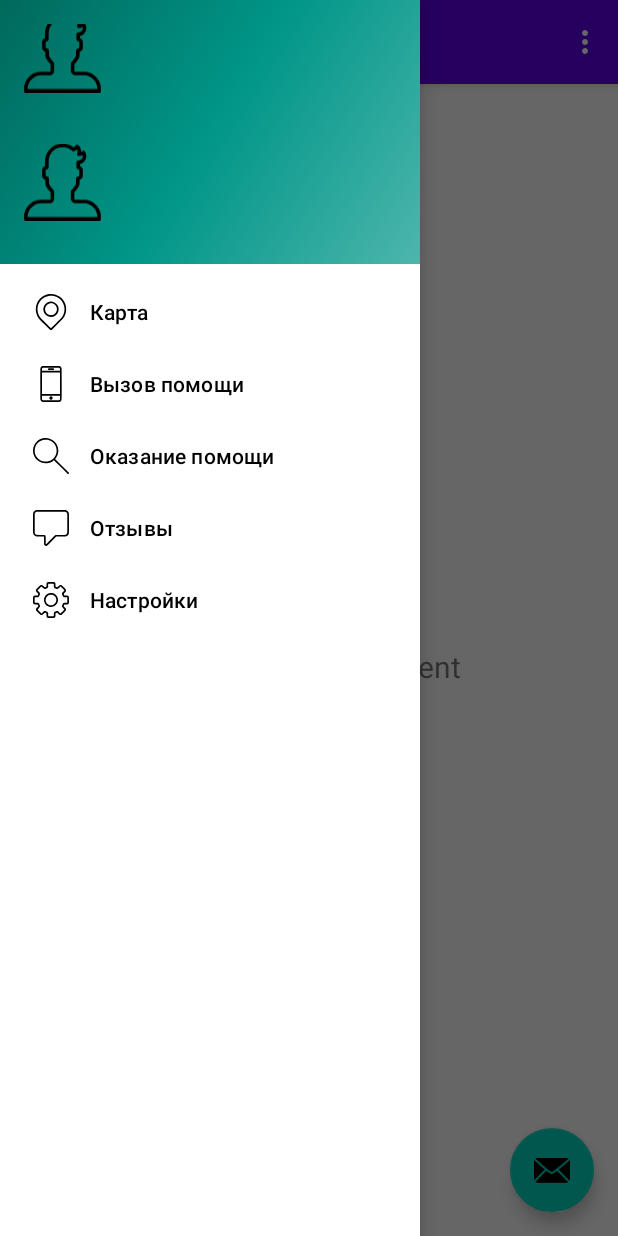
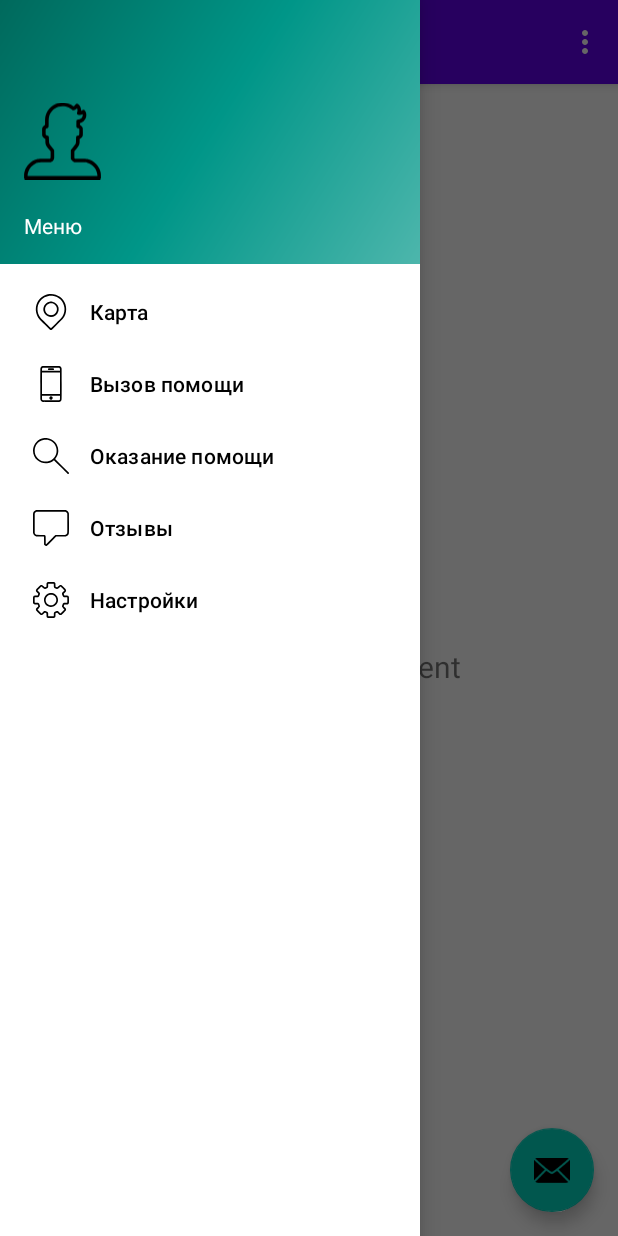
Before and after one commit to HindSight11/app_project, an Android app: the screen it shows after launch (MainActivity), with the side drawer open, on a phone screen of 412 x 824 dp. Run offline under Robolectric (Android 15) with nearby library versions, the phone set to English and light mode, and no system bars; our stand-ins replace navigation-ui.

Commit message:
fix: edit nav

```diff
--- a/app/src/main/res/layout/nav_header_main.xml
+++ b/app/src/main/res/layout/nav_header_main.xml
@@ -20,13 +20,6 @@
         android:paddingTop="@dimen/nav_header_vertical_spacing"
         app:srcCompat="@drawable/ic_accout_avatar" />
 
-    <ImageView
-        android:layout_width="51dp"
-        android:layout_height="85dp"
-        android:contentDescription="@string/nav_header_desc"
-        android:paddingTop="@dimen/nav_header_vertical_spacing"
-        app:srcCompat="@drawable/ic_accout_avatar" />
-
     <TextView
         android:layout_width="match_parent"
         android:layout_height="wrap_content"
```
